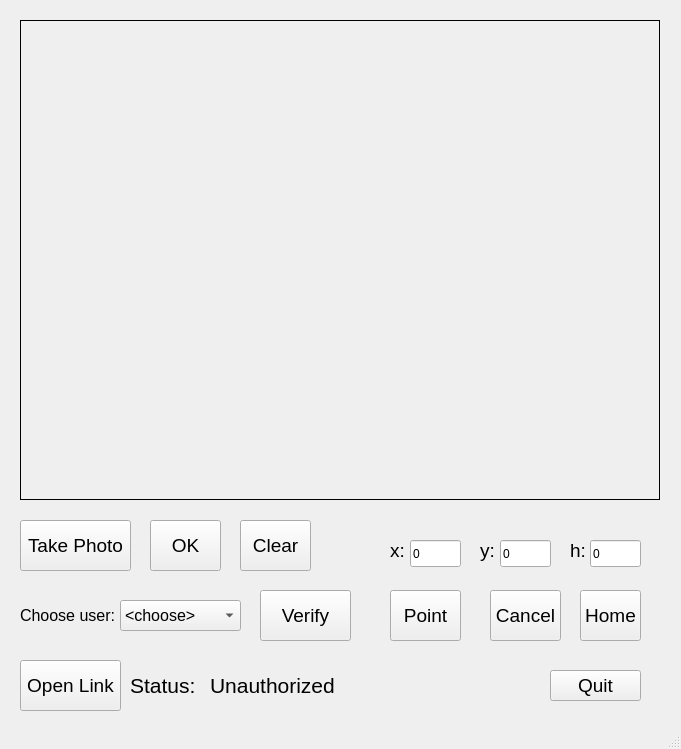
Old version of the form GUI.ui in the repository DaDa0413/Ward-Visiting-Robot-Based-on-Autonomous-Indoor-Navigation.
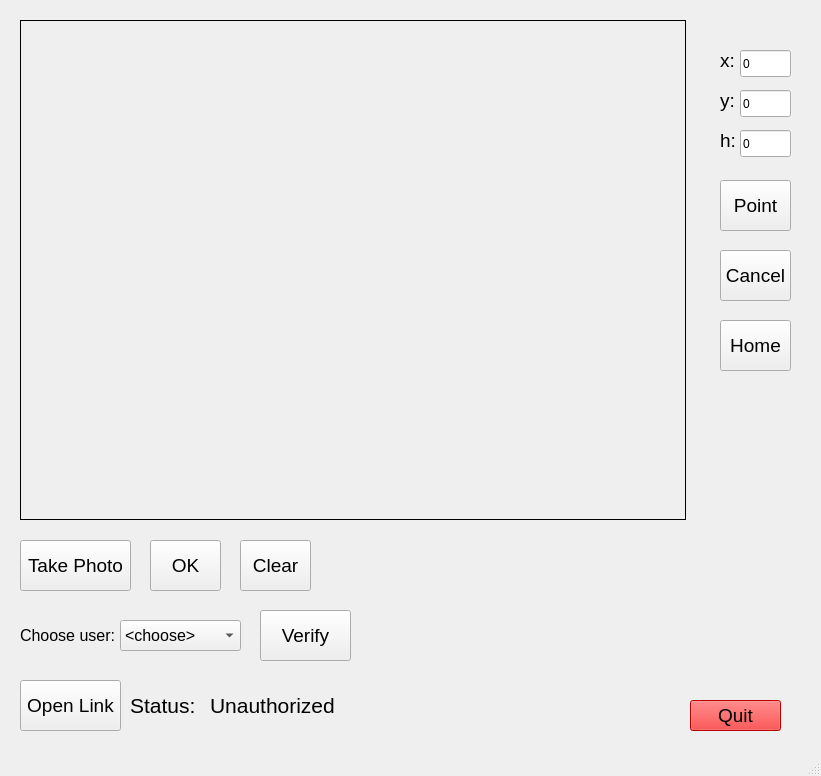
New version of the form.

Patch:
```diff
--- a/GUI.ui
+++ b/GUI.ui
@@ -6,8 +6,8 @@
    <rect>
     <x>0</x>
     <y>0</y>
-    <width>681</width>
-    <height>749</height>
+    <width>821</width>
+    <height>776</height>
    </rect>
   </property>
   <property name="windowTitle">
@@ -19,8 +19,8 @@
      <rect>
       <x>20</x>
       <y>20</y>
-      <width>640</width>
-      <height>480</height>
+      <width>666</width>
+      <height>500</height>
      </rect>
     </property>
     <property name="frameShape">
@@ -40,7 +40,7 @@
     <property name="geometry">
      <rect>
       <x>260</x>
-      <y>590</y>
+      <y>610</y>
       <width>91</width>
       <height>51</height>
      </rect>
@@ -58,7 +58,7 @@
     <property name="geometry">
      <rect>
       <x>20</x>
-      <y>520</y>
+      <y>540</y>
       <width>111</width>
       <height>51</height>
      </rect>
@@ -76,7 +76,7 @@
     <property name="geometry">
      <rect>
       <x>20</x>
-      <y>660</y>
+      <y>680</y>
       <width>101</width>
       <height>51</height>
      </rect>
@@ -94,7 +94,7 @@
     <property name="geometry">
      <rect>
       <x>240</x>
-      <y>520</y>
+      <y>540</y>
       <width>71</width>
       <height>51</height>
      </rect>
@@ -112,7 +112,7 @@
     <property name="geometry">
      <rect>
       <x>150</x>
-      <y>520</y>
+      <y>540</y>
       <width>71</width>
       <height>51</height>
      </rect>
@@ -129,12 +129,427 @@
    <widget class="QPushButton" name="btn_quit">
     <property name="geometry">
      <rect>
-      <x>550</x>
-      <y>670</y>
+      <x>690</x>
+      <y>700</y>
       <width>91</width>
       <height>31</height>
      </rect>
     </property>
+    <property name="palette">
+     <palette>
+      <active>
+       <colorrole role="WindowText">
+        <brush brushstyle="SolidPattern">
+         <color alpha="255">
+          <red>0</red>
+          <green>0</green>
+          <blue>0</blue>
+         </color>
+        </brush>
+       </colorrole>
+       <colorrole role="Button">
+        <brush brushstyle="SolidPattern">
+         <color alpha="255">
+          <red>255</red>
+          <green>0</green>
+          <blue>0</blue>
+         </color>
+        </brush>
+       </colorrole>
+       <colorrole role="Light">
+        <brush brushstyle="SolidPattern">
+         <color alpha="255">
+          <red>255</red>
+          <green>127</green>
+          <blue>127</blue>
+         </color>
+        </brush>
+       </colorrole>
+       <colorrole role="Midlight">
+        <brush brushstyle="SolidPattern">
+         <color alpha="255">
+          <red>255</red>
+          <green>63</green>
+          <blue>63</blue>
+         </color>
+        </brush>
+       </colorrole>
+       <colorrole role="Dark">
+        <brush brushstyle="SolidPattern">
+         <color alpha="255">
+          <red>127</red>
+          <green>0</green>
+          <blue>0</blue>
+         </color>
+        </brush>
+       </colorrole>
+       <colorrole role="Mid">
+        <brush brushstyle="SolidPattern">
+         <color alpha="255">
+          <red>170</red>
+          <green>0</green>
+          <blue>0</blue>
+         </color>
+        </brush>
+       </colorrole>
+       <colorrole role="Text">
+        <brush brushstyle="SolidPattern">
+         <color alpha="255">
+          <red>0</red>
+          <green>0</green>
+          <blue>0</blue>
+         </color>
+        </brush>
+       </colorrole>
+       <colorrole role="BrightText">
+        <brush brushstyle="SolidPattern">
+         <color alpha="255">
+          <red>255</red>
+          <green>255</green>
+          <blue>255</blue>
+         </color>
+        </brush>
+       </colorrole>
+       <colorrole role="ButtonText">
+        <brush brushstyle="SolidPattern">
+         <color alpha="255">
+          <red>0</red>
+          <green>0</green>
+          <blue>0</blue>
+         </color>
+        </brush>
+       </colorrole>
+       <colorrole role="Base">
+        <brush brushstyle="SolidPattern">
+         <color alpha="255">
+          <red>255</red>
+          <green>255</green>
+          <blue>255</blue>
+         </color>
+        </brush>
+       </colorrole>
+       <colorrole role="Window">
+        <brush brushstyle="SolidPattern">
+         <color alpha="255">
+          <red>255</red>
+          <green>0</green>
+          <blue>0</blue>
+         </color>
+        </brush>
+       </colorrole>
+       <colorrole role="Shadow">
+        <brush brushstyle="SolidPattern">
+         <color alpha="255">
+          <red>0</red>
+          <green>0</green>
+          <blue>0</blue>
+         </color>
+        </brush>
+       </colorrole>
+       <colorrole role="AlternateBase">
+        <brush brushstyle="SolidPattern">
+         <color alpha="255">
+          <red>255</red>
+          <green>127</green>
+          <blue>127</blue>
+         </color>
+        </brush>
+       </colorrole>
+       <colorrole role="ToolTipBase">
+        <brush brushstyle="SolidPattern">
+         <color alpha="255">
+          <red>255</red>
+          <green>255</green>
+          <blue>220</blue>
+         </color>
+        </brush>
+       </colorrole>
+       <colorrole role="ToolTipText">
+        <brush brushstyle="SolidPattern">
+         <color alpha="255">
+          <red>0</red>
+          <green>0</green>
+          <blue>0</blue>
+         </color>
+        </brush>
+       </colorrole>
+      </active>
+      <inactive>
+       <colorrole role="WindowText">
+        <brush brushstyle="SolidPattern">
+         <color alpha="255">
+          <red>0</red>
+          <green>0</green>
+          <blue>0</blue>
+         </color>
+        </brush>
+       </colorrole>
+       <colorrole role="Button">
+        <brush brushstyle="SolidPattern">
+         <color alpha="255">
+          <red>255</red>
+          <green>0</green>
+          <blue>0</blue>
+         </color>
+        </brush>
+       </colorrole>
+       <colorrole role="Light">
+        <brush brushstyle="SolidPattern">
+         <color alpha="255">
+          <red>255</red>
+          <green>127</green>
+          <blue>127</blue>
+         </color>
+        </brush>
+       </colorrole>
+       <colorrole role="Midlight">
+        <brush brushstyle="SolidPattern">
+         <color alpha="255">
+          <red>255</red>
+          <green>63</green>
+          <blue>63</blue>
+         </color>
+        </brush>
+       </colorrole>
+       <colorrole role="Dark">
+        <brush brushstyle="SolidPattern">
+         <color alpha="255">
+          <red>127</red>
+          <green>0</green>
+          <blue>0</blue>
+         </color>
+        </brush>
+       </colorrole>
+       <colorrole role="Mid">
+        <brush brushstyle="SolidPattern">
+         <color alpha="255">
+          <red>170</red>
+          <green>0</green>
+          <blue>0</blue>
+         </color>
+        </brush>
+       </colorrole>
+       <colorrole role="Text">
+        <brush brushstyle="SolidPattern">
+         <color alpha="255">
+          <red>0</red>
+          <green>0</green>
+          <blue>0</blue>
+         </color>
+        </brush>
+       </colorrole>
+       <colorrole role="BrightText">
+        <brush brushstyle="SolidPattern">
+         <color alpha="255">
+          <red>255</red>
+          <green>255</green>
+          <blue>255</blue>
+         </color>
+        </brush>
+       </colorrole>
+       <colorrole role="ButtonText">
+        <brush brushstyle="SolidPattern">
+         <color alpha="255">
+          <red>0</red>
+          <green>0</green>
+          <blue>0</blue>
+         </color>
+        </brush>
+       </colorrole>
+       <colorrole role="Base">
+        <brush brushstyle="SolidPattern">
+         <color alpha="255">
+          <red>255</red>
+          <green>255</green>
+          <blue>255</blue>
+         </color>
+        </brush>
+       </colorrole>
+       <colorrole role="Window">
+        <brush brushstyle="SolidPattern">
+         <color alpha="255">
+          <red>255</red>
+          <green>0</green>
+          <blue>0</blue>
+         </color>
+        </brush>
+       </colorrole>
+       <colorrole role="Shadow">
+        <brush brushstyle="SolidPattern">
+         <color alpha="255">
+          <red>0</red>
+          <green>0</green>
+          <blue>0</blue>
+         </color>
+        </brush>
+       </colorrole>
+       <colorrole role="AlternateBase">
+        <brush brushstyle="SolidPattern">
+         <color alpha="255">
+          <red>255</red>
+          <green>127</green>
+          <blue>127</blue>
+         </color>
+        </brush>
+       </colorrole>
+       <colorrole role="ToolTipBase">
+        <brush brushstyle="SolidPattern">
+         <color alpha="255">
+          <red>255</red>
+          <green>255</green>
+          <blue>220</blue>
+         </color>
+        </brush>
+       </colorrole>
+       <colorrole role="ToolTipText">
+        <brush brushstyle="SolidPattern">
+         <color alpha="255">
+          <red>0</red>
+          <green>0</green>
+          <blue>0</blue>
+         </color>
+        </brush>
+       </colorrole>
+      </inactive>
+      <disabled>
+       <colorrole role="WindowText">
+        <brush brushstyle="SolidPattern">
+         <color alpha="255">
+          <red>127</red>
+          <green>0</green>
+          <blue>0</blue>
+         </color>
+        </brush>
+       </colorrole>
+       <colorrole role="Button">
+        <brush brushstyle="SolidPattern">
+         <color alpha="255">
+          <red>255</red>
+          <green>0</green>
+          <blue>0</blue>
+         </color>
+        </brush>
+       </colorrole>
+       <colorrole role="Light">
+        <brush brushstyle="SolidPattern">
+         <color alpha="255">
+          <red>255</red>
+          <green>127</green>
+          <blue>127</blue>
+         </color>
+        </brush>
+       </colorrole>
+       <colorrole role="Midlight">
+        <brush brushstyle="SolidPattern">
+         <color alpha="255">
+          <red>255</red>
+          <green>63</green>
+          <blue>63</blue>
+         </color>
+        </brush>
+       </colorrole>
+       <colorrole role="Dark">
+        <brush brushstyle="SolidPattern">
+         <color alpha="255">
+          <red>127</red>
+          <green>0</green>
+          <blue>0</blue>
+         </color>
+        </brush>
+       </colorrole>
+       <colorrole role="Mid">
+        <brush brushstyle="SolidPattern">
+         <color alpha="255">
+          <red>170</red>
+          <green>0</green>
+          <blue>0</blue>
+         </color>
+        </brush>
+       </colorrole>
+       <colorrole role="Text">
+        <brush brushstyle="SolidPattern">
+         <color alpha="255">
+          <red>127</red>
+          <green>0</green>
+          <blue>0</blue>
+         </color>
+        </brush>
+       </colorrole>
+       <colorrole role="BrightText">
+        <brush brushstyle="SolidPattern">
+         <color alpha="255">
+          <red>255</red>
+          <green>255</green>
+          <blue>255</blue>
+         </color>
+        </brush>
+       </colorrole>
+       <colorrole role="ButtonText">
+        <brush brushstyle="SolidPattern">
+         <color alpha="255">
+          <red>127</red>
+          <green>0</green>
+          <blue>0</blue>
+         </color>
+        </brush>
+       </colorrole>
+       <colorrole role="Base">
+        <brush brushstyle="SolidPattern">
+         <color alpha="255">
+          <red>255</red>
+          <green>0</green>
+          <blue>0</blue>
+         </color>
+        </brush>
+       </colorrole>
+       <colorrole role="Window">
+        <brush brushstyle="SolidPattern">
+         <color alpha="255">
+          <red>255</red>
+          <green>0</green>
+          <blue>0</blue>
+         </color>
+        </brush>
+       </colorrole>
+       <colorrole role="Shadow">
+        <brush brushstyle="SolidPattern">
+         <color alpha="255">
+          <red>0</red>
+          <green>0</green>
+          <blue>0</blue>
+         </color>
+        </brush>
+       </colorrole>
+       <colorrole role="AlternateBase">
+        <brush brushstyle="SolidPattern">
+         <color alpha="255">
+          <red>255</red>
+          <green>0</green>
+          <blue>0</blue>
+         </color>
+        </brush>
+       </colorrole>
+       <colorrole role="ToolTipBase">
+        <brush brushstyle="SolidPattern">
+         <color alpha="255">
+          <red>255</red>
+          <green>255</green>
+          <blue>220</blue>
+         </color>
+        </brush>
+       </colorrole>
+       <colorrole role="ToolTipText">
+        <brush brushstyle="SolidPattern">
+         <color alpha="255">
+          <red>0</red>
+          <green>0</green>
+          <blue>0</blue>
+         </color>
+        </brush>
+       </colorrole>
+      </disabled>
+     </palette>
+    </property>
     <property name="font">
      <font>
       <pointsize>14</pointsize>
@@ -143,12 +558,15 @@
     <property name="text">
      <string>Quit</string>
     </property>
+    <property name="flat">
+     <bool>false</bool>
+    </property>
    </widget>
    <widget class="QComboBox" name="comboBox">
     <property name="geometry">
      <rect>
       <x>120</x>
-      <y>600</y>
+      <y>620</y>
       <width>121</width>
       <height>31</height>
      </rect>
@@ -186,7 +604,7 @@
     <property name="geometry">
      <rect>
       <x>20</x>
-      <y>590</y>
+      <y>610</y>
       <width>141</width>
       <height>51</height>
      </rect>
@@ -207,7 +625,7 @@
     <property name="geometry">
      <rect>
       <x>130</x>
-      <y>660</y>
+      <y>680</y>
       <width>81</width>
       <height>51</height>
      </rect>
@@ -225,7 +643,7 @@
     <property name="geometry">
      <rect>
       <x>210</x>
-      <y>660</y>
+      <y>680</y>
       <width>161</width>
       <height>51</height>
      </rect>
@@ -242,9 +660,9 @@
    <widget class="QPushButton" name="btn_home">
     <property name="geometry">
      <rect>
-      <x>580</x>
-      <y>590</y>
-      <width>61</width>
+      <x>720</x>
+      <y>320</y>
+      <width>71</width>
       <height>51</height>
      </rect>
     </property>
@@ -260,8 +678,8 @@
    <widget class="QPushButton" name="btn_point">
     <property name="geometry">
      <rect>
-      <x>390</x>
-      <y>590</y>
+      <x>720</x>
+      <y>180</y>
       <width>71</width>
       <height>51</height>
      </rect>
@@ -278,8 +696,8 @@
    <widget class="QLineEdit" name="pos_x">
     <property name="geometry">
      <rect>
-      <x>410</x>
-      <y>540</y>
+      <x>740</x>
+      <y>50</y>
       <width>51</width>
       <height>27</height>
      </rect>
@@ -291,8 +709,8 @@
    <widget class="QLineEdit" name="pos_y">
     <property name="geometry">
      <rect>
-      <x>500</x>
-      <y>540</y>
+      <x>740</x>
+      <y>90</y>
       <width>51</width>
       <height>27</height>
      </rect>
@@ -304,8 +722,8 @@
    <widget class="QLineEdit" name="pos_h">
     <property name="geometry">
      <rect>
-      <x>590</x>
-      <y>540</y>
+      <x>740</x>
+      <y>130</y>
       <width>51</width>
       <height>27</height>
      </rect>
@@ -317,8 +735,8 @@
    <widget class="QLabel" name="label_x">
     <property name="geometry">
      <rect>
-      <x>390</x>
-      <y>530</y>
+      <x>720</x>
+      <y>40</y>
       <width>21</width>
       <height>41</height>
      </rect>
@@ -335,8 +753,8 @@
    <widget class="QLabel" name="label_y">
     <property name="geometry">
      <rect>
-      <x>480</x>
-      <y>530</y>
+      <x>720</x>
+      <y>80</y>
       <width>21</width>
       <height>41</height>
      </rect>
@@ -353,8 +771,8 @@
    <widget class="QLabel" name="label_h">
     <property name="geometry">
      <rect>
-      <x>570</x>
-      <y>530</y>
+      <x>720</x>
+      <y>120</y>
       <width>21</width>
       <height>41</height>
      </rect>
@@ -371,8 +789,8 @@
    <widget class="QPushButton" name="btn_cancel">
     <property name="geometry">
      <rect>
-      <x>490</x>
-      <y>590</y>
+      <x>720</x>
+      <y>250</y>
       <width>71</width>
       <height>51</height>
      </rect>
```
